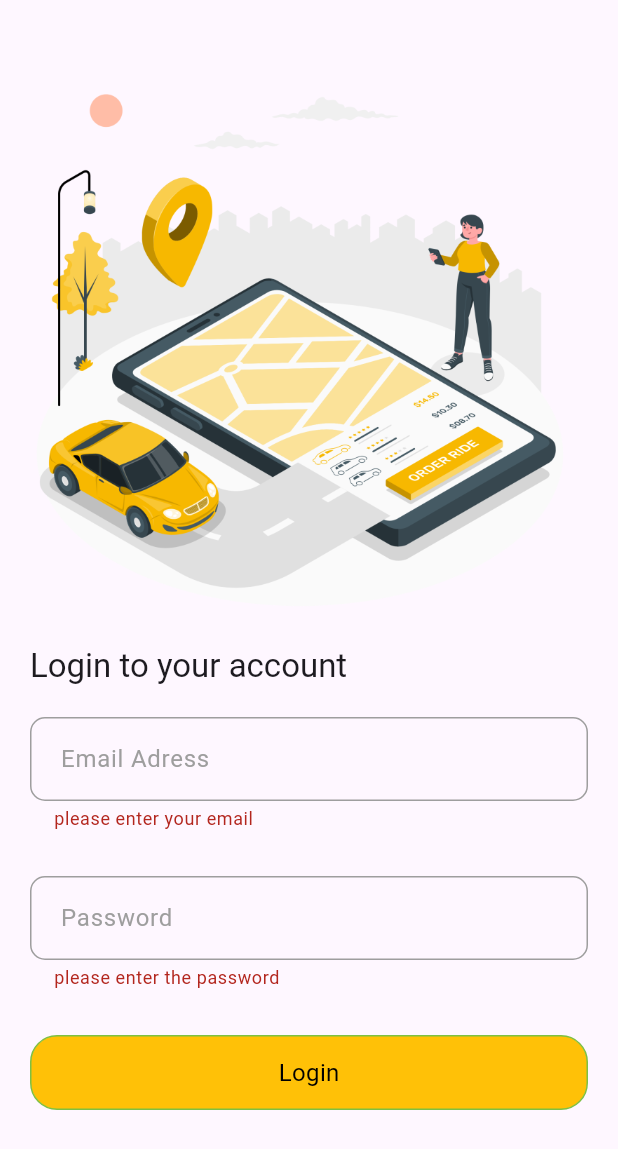
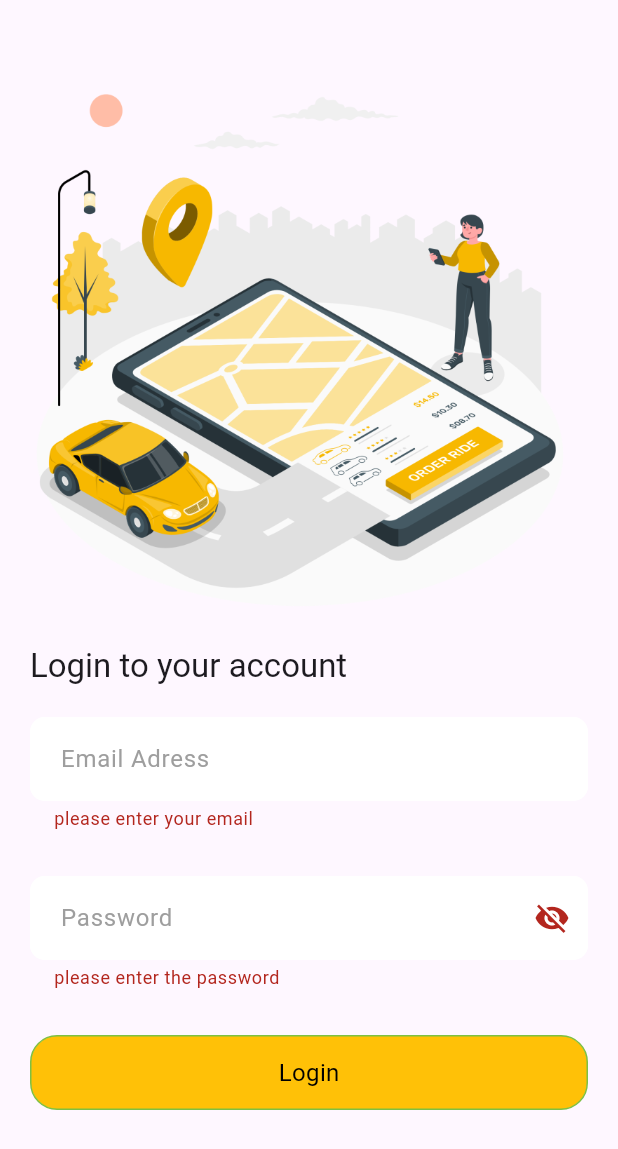
Before and after one commit to mahmoudrabie97/trips_mangement, a Flutter app: the LoginScreen screen opened directly, after a tap on "Login", on a phone screen of 412 x 824 dp. Shown: the top 1149 px of the screen. Run offline on Flutter 3.47's test engine with Material 3 defaults, Android fonts, the phone set to English and light mode, and no system bars; our stand-ins replace date_picker_timeline, flutter_bloc, google_maps_flutter, iconly, location; missing offline and left inert: intro_screen_onboarding_flutter; accounts and stored records are empty; network calls fail; statements that could not run were skipped.

Commit message:
update login

```diff
--- a/lib/cubit/logincubit/logincubit.dart
+++ b/lib/cubit/logincubit/logincubit.dart
@@ -14,6 +14,22 @@ class LoginCubit extends Cubit<LoginStates> {
   static LoginCubit get(context) => BlocProvider.of(context);
 
   UserModel? userModel;
+  IconData sufficxicp = Icons.visibility_off;
+  IconData sufficxicpc = Icons.visibility_off;
+  bool isSecurep = true;
+  bool isSecurepc = true;
+
+  void changeSecurePassword() {
+    if (isSecurep) {
+      sufficxicp = Icons.visibility_off;
+      isSecurep = false;
+    } else {
+      sufficxicp = Icons.remove_red_eye_outlined;
+      isSecurep = true;
+    }
+    emit(ChangesecurepasswordState());
+  }
+
   void loginUser({
     required Map userdata,
     required BuildContext context,
--- a/lib/cubit/logincubit/loginstates.dart
+++ b/lib/cubit/logincubit/loginstates.dart
@@ -9,3 +9,5 @@ class LoginSucsessState extends LoginStates {}
 class LoginErrorEmailorpasswordState extends LoginStates {}
 
 class LoginErrorState extends LoginStates {}
+
+class ChangesecurepasswordState extends LoginStates {}
--- a/lib/utilites/widgets/customtextformfield.dart
+++ b/lib/utilites/widgets/customtextformfield.dart
@@ -8,24 +8,34 @@ class CustomTextFormField extends StatelessWidget {
   final bool obscureText;
   final Color hinnntcolr;
   final IconData? perfixicon;
-  final IconData? suffixIcon;
+  final IconData? suffixicon;
+  final Function()? suffixpressed;
+  final FocusNode? focusnode;
+  final Function(String?)? onsubmitted;
 
-  const CustomTextFormField({
-    super.key,
+  const CustomTextFormField(
+      {super.key,
       this.hintText,
+      this.focusnode,
       this.validator,
+      this.suffixpressed,
       this.controller,
       this.keyboardType,
       this.obscureText = false,
       this.hinnntcolr = Colors.black,
       this.perfixicon,
-    this.suffixIcon,
-  });
+      this.onsubmitted,
+      this.suffixicon});
 
   @override
   Widget build(BuildContext context) {
     return TextFormField(
+      style: const TextStyle(
+        backgroundColor: Color(0xffFFFFFF),
+      ),
       decoration: InputDecoration(
+          filled: true,
+          fillColor: Colors.white,
           hintText: hintText,
           hintStyle: TextStyle(color: hinnntcolr),
           border: OutlineInputBorder(
@@ -38,16 +48,19 @@ class CustomTextFormField extends StatelessWidget {
           ),
           errorBorder: OutlineInputBorder(
             borderRadius: BorderRadius.circular(10.0),
-          borderSide: const BorderSide(color: Colors.grey),
+            borderSide: const BorderSide(color: Colors.white),
           ),
           focusColor: Colors.white,
           prefixIcon: perfixicon != null ? Icon(perfixicon) : null,
-        suffixIcon: suffixIcon != null ? Icon(suffixIcon) : null,
-      ),
+          suffixIcon: IconButton(
+              onPressed: suffixpressed,
+              icon: suffixicon != null ? Icon(suffixicon) : Icon(suffixicon))),
+      onFieldSubmitted: onsubmitted,
       validator: validator!,
       controller: controller,
       keyboardType: keyboardType,
       obscureText: obscureText,
+      focusNode: focusnode,
     );
   }
 }
--- a/lib/views/explore/exploresceen.dart
+++ b/lib/views/explore/exploresceen.dart
@@ -96,7 +96,7 @@ class ExplporeScreen extends StatelessWidget {
                 Padding(
                   padding: const EdgeInsets.only(right: 20, left: 20),
                   child: CustomTextFormField(
-                    suffixIcon: IconlyLight.search,
+                    suffixicon: IconlyLight.search,
                     hintText: 'Search',
                     validator: (text) {
                       if (text!.isEmpty) {
--- a/lib/views/hometasks/hometasks_screen.dart
+++ b/lib/views/hometasks/hometasks_screen.dart
@@ -55,7 +55,7 @@ class HomeTasksScreen extends StatelessWidget {
                   ),
                 ),
                 const SizedBox(height: 10),
-               if (HomeCubit.get(context).selecteddate != null)
+                if (HomeCubit.get(context).selecteddate != null)
                   Padding(
                     padding: const EdgeInsets.all(8.0),
                     child: Row(
@@ -96,7 +96,7 @@ class HomeTasksScreen extends StatelessWidget {
                 Padding(
                   padding: const EdgeInsets.only(right: 20, left: 20),
                   child: CustomTextFormField(
-                    suffixIcon: IconlyLight.search,
+                    suffixicon: IconlyLight.search,
                     hintText: 'Search',
                     validator: (text) {
                       if (text!.isEmpty) {
--- a/lib/views/login/loginscreen.dart
+++ b/lib/views/login/loginscreen.dart
@@ -1,3 +1,4 @@
+import 'package:drive_app/cubit/homecubit/homecubit.dart';
 import 'package:drive_app/cubit/logincubit/logincubit.dart';
 import 'package:drive_app/cubit/logincubit/loginstates.dart';
 import 'package:drive_app/utilites/appcolors.dart';
@@ -14,6 +15,8 @@ class LoginScreen extends StatelessWidget {
   final _formkey = GlobalKey<FormState>();
   final TextEditingController _emailController = TextEditingController();
   final TextEditingController _passwordController = TextEditingController();
+  final FocusNode field1 = FocusNode();
+  final FocusNode field2 = FocusNode();
 
   @override
   Widget build(BuildContext context) {
@@ -68,6 +71,10 @@ class LoginScreen extends StatelessWidget {
                           },
                           hintText: ' Email Adress',
                           hinnntcolr: Colors.grey,
+                          focusnode: field1,
+                          onsubmitted: (value) {
+                            FocusScope.of(context).requestFocus(field2);
+                          },
                         ),
                       ),
                       const SizedBox(
@@ -80,14 +87,19 @@ class LoginScreen extends StatelessWidget {
                         ),
                         child: CustomTextFormField(
                           controller: _passwordController,
+                          obscureText: LoginCubit.get(context).isSecurep,
                           validator: (password) {
                             if (password!.isEmpty) {
                               return 'please enter the password';
                             }
                           },
+                          focusnode: field2,
+                          suffixicon: LoginCubit.get(context).sufficxicp,
+                          suffixpressed: () {
+                            LoginCubit.get(context).changeSecurePassword();
+                          },
                           hintText: ' Password',
                           hinnntcolr: Colors.grey,
-                          obscureText: true,
                         ),
                       ),
                       const SizedBox(
--- a/lib/views/trips/tripsscreen.dart
+++ b/lib/views/trips/tripsscreen.dart
@@ -98,7 +98,7 @@ class TripsScreen extends StatelessWidget {
                 Padding(
                   padding: const EdgeInsets.only(right: 20, left: 20),
                   child: CustomTextFormField(
-                    suffixIcon: IconlyLight.search,
+                    suffixicon: IconlyLight.search,
                     hintText: 'Search',
                     validator: (text) {
                       if (text!.isEmpty) {
```
Lines whose indentation alone changed are shown as unchanged.
